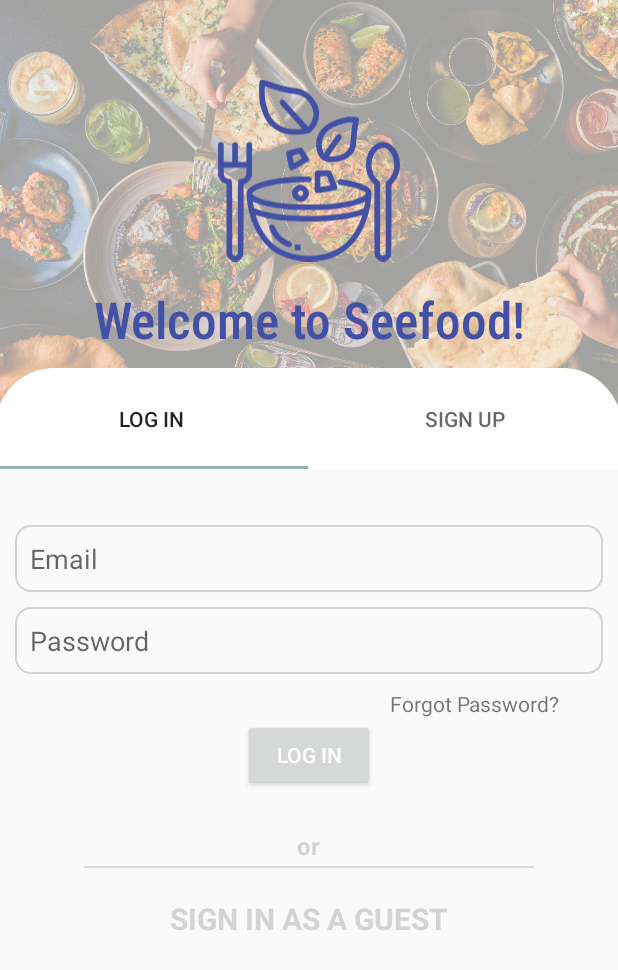
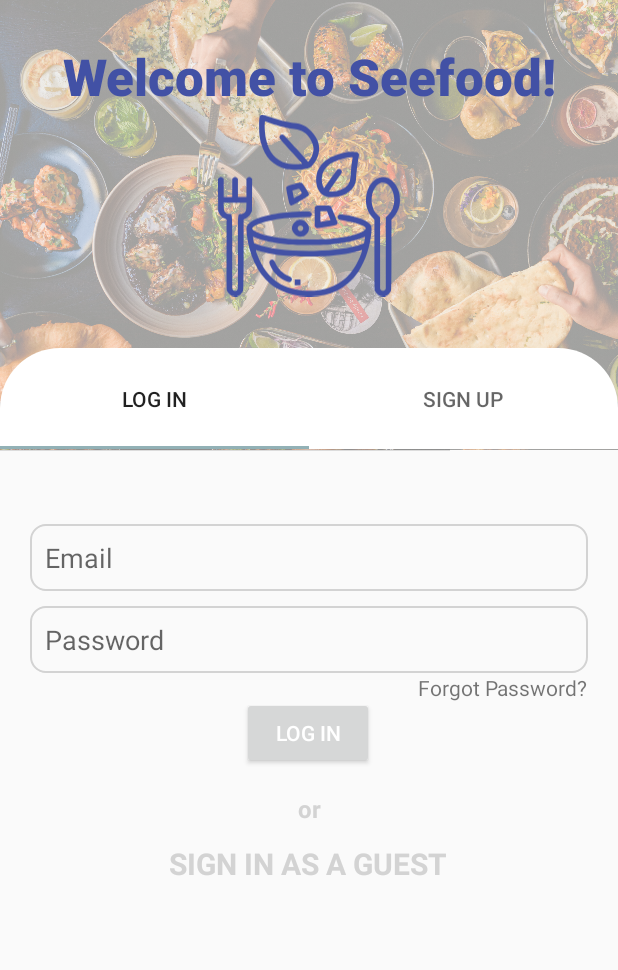
Before and after one commit to VinaGang/Seefood, an Android app: the screen it shows after launch (LoginActivity), on a phone screen of 412 x 824 dp. Shown: the top 970 px of the screen. Run offline under Robolectric (Android 15) with nearby library versions, the phone set to English and light mode, and no system bars; our stand-ins replace Firebase (no records; nobody signed in at launch, a user with empty details on screens opened directly); Roboto replaces fonts that are not available here.

Commit message:
Change orientation for login and signup

```diff
--- a/app/src/main/java/com/example/seefood/fragments/CameraFragment.java
+++ b/app/src/main/java/com/example/seefood/fragments/CameraFragment.java
@@ -182,6 +182,10 @@ public class CameraFragment extends Fragment {
     private File getPhotoFileUri(String fileName) {
 
         File mediaStorageDir = new File(getActivity().getExternalFilesDir(Environment.DIRECTORY_PICTURES), "SeeFood");
+
+        if (!mediaStorageDir.exists() && !mediaStorageDir.mkdirs()){
+            Log.d(TAG, "failed to create directory");
+        }
         File file = new File(mediaStorageDir.getPath() + File.separator + fileName);
         return file;
     }
--- a/app/src/main/res/layout/activity_login.xml
+++ b/app/src/main/res/layout/activity_login.xml
@@ -1,60 +1,47 @@
 <?xml version="1.0" encoding="utf-8"?>
-<RelativeLayout xmlns:android="http://schemas.android.com/apk/res/android"
+<androidx.constraintlayout.widget.ConstraintLayout xmlns:android="http://schemas.android.com/apk/res/android"
     xmlns:app="http://schemas.android.com/apk/res-auto"
     xmlns:tools="http://schemas.android.com/tools"
     android:layout_width="match_parent"
-    android:layout_height="match_parent"
-    tools:context=".statics.LoginActivity">
+    android:layout_height="match_parent">
 
     <ImageView
         android:id="@+id/ivBackground"
         android:layout_width="match_parent"
-        android:layout_height="312dp"
+        android:layout_height="300dp"
         android:alpha="0.4"
         android:scaleType="centerCrop"
-        app:srcCompat="@drawable/food_pic" />
-
-    <androidx.constraintlayout.widget.ConstraintLayout
-        android:layout_width="match_parent"
-        android:layout_height="wrap_content"
-        android:layout_marginTop="240dp">
+        app:srcCompat="@drawable/food_pic"
+        app:layout_constraintStart_toStartOf="parent"
+        app:layout_constraintEnd_toEndOf="parent"
+        app:layout_constraintTop_toTopOf="parent"/>
 
 
     <com.google.android.material.tabs.TabLayout
         android:id="@+id/tlTabs"
-            android:layout_width="418dp"
+        android:layout_width="match_parent"
         android:layout_height="67dp"
-            android:layout_margin="5dp"
-            android:layout_marginTop="16dp"
+        android:layout_marginTop="232dp"
         android:background="@drawable/login_bg"
-            app:layout_constraintBaseline_toBottomOf="parent"
         app:layout_constraintEnd_toEndOf="parent"
-            app:layout_constraintHorizontal_bias="0.571"
         app:layout_constraintStart_toStartOf="parent"
-            app:layout_constraintTop_toTopOf="parent"
-            app:tabGravity="fill"
-            app:tabIndicatorAnimationMode="elastic" />
+        app:layout_constraintTop_toTopOf="parent" />
 
     <androidx.viewpager2.widget.ViewPager2
         android:id="@+id/vpViewPage"
         android:layout_width="match_parent"
         android:layout_height="0dp"
-            android:layout_margin="10dp"
-            app:layout_constraintBaseline_toBottomOf="parent"
+        app:layout_constraintBottom_toBottomOf="parent"
         app:layout_constraintEnd_toEndOf="parent"
         app:layout_constraintStart_toStartOf="parent"
-            app:layout_constraintTop_toBottomOf="@+id/tlTabs"
-            app:layout_constraintTop_toTopOf="parent" />
-
-
-    </androidx.constraintlayout.widget.ConstraintLayout>
+        app:layout_constraintTop_toBottomOf="@+id/tlTabs" />
 
     <TextView
         android:id="@+id/tvWelcome"
         android:layout_width="match_parent"
         android:layout_height="wrap_content"
-        android:layout_marginTop="190dp"
-        android:fontFamily="sans-serif-condensed-light"
+        android:layout_marginTop="28dp"
+        android:fontFamily="sans-serif-medium"
         android:text="Welcome to Seefood!"
         android:textAlignment="center"
         android:textAllCaps="false"
@@ -62,15 +49,21 @@
         android:textColor="#4251A5"
         android:textSize="34sp"
         android:textStyle="bold"
-        android:typeface="monospace" />
+        android:typeface="normal"
+        app:layout_constraintEnd_toEndOf="parent"
+        app:layout_constraintHorizontal_bias="0.0"
+        app:layout_constraintStart_toStartOf="parent"
+        app:layout_constraintTop_toTopOf="parent" />
 
     <ImageView
         android:id="@+id/ivfoodIcon"
         android:layout_width="121dp"
         android:layout_height="127dp"
         android:layout_centerHorizontal="true"
-        android:layout_marginTop="50dp"
+        app:layout_constraintEnd_toEndOf="parent"
+        app:layout_constraintStart_toStartOf="parent"
+        app:layout_constraintTop_toBottomOf="@+id/tvWelcome"
         app:srcCompat="@drawable/ic_eco_food" />
 
 
-</RelativeLayout>
+</androidx.constraintlayout.widget.ConstraintLayout>
--- a/app/src/main/res/layout/login_tab_fragment.xml
+++ b/app/src/main/res/layout/login_tab_fragment.xml
@@ -1,20 +1,30 @@
 <?xml version="1.0" encoding="utf-8"?>
-<RelativeLayout xmlns:android="http://schemas.android.com/apk/res/android"
+
+<ScrollView xmlns:android="http://schemas.android.com/apk/res/android"
+    xmlns:tools="http://schemas.android.com/tools"
     android:layout_width="match_parent"
-    android:layout_height="match_parent"
-    android:layout_marginStart="20dp"
-    android:layout_marginEnd="20dp">
+    android:layout_height="wrap_content"
+    xmlns:app="http://schemas.android.com/apk/res-auto">
+
+    <androidx.constraintlayout.widget.ConstraintLayout
+        android:layout_width="match_parent"
+        android:layout_height="wrap_content">
 
         <EditText
             android:id="@+id/etuserEmail"
             android:layout_width="match_parent"
             android:layout_height="wrap_content"
-        android:layout_marginTop="100dp"
+            android:layout_marginStart="20dp"
+            android:layout_marginTop="50dp"
+            android:layout_marginEnd="20dp"
             android:background="@drawable/box"
             android:ems="10"
             android:hint="Email"
-        android:inputType="textPersonName"
-        android:padding="10dp" />
+            android:inputType="textEmailAddress"
+            android:padding="10dp"
+            app:layout_constraintEnd_toEndOf="parent"
+            app:layout_constraintStart_toStartOf="parent"
+            app:layout_constraintTop_toTopOf="parent" />
 
         <EditText
             android:id="@+id/etPassword"
@@ -25,16 +35,22 @@
             android:background="@drawable/box"
             android:hint="Password"
             android:inputType="textPassword"
-        android:padding="10dp" />
+            android:padding="10dp"
+            android:layout_marginStart="20dp"
+            android:layout_marginEnd="20dp"
+            app:layout_constraintEnd_toEndOf="parent"
+            app:layout_constraintStart_toStartOf="parent"
+            app:layout_constraintTop_toBottomOf="@+id/etuserEmail" />
 
         <TextView
             android:id="@+id/tvForgot"
             android:layout_width="wrap_content"
             android:layout_height="wrap_content"
             android:layout_below="@+id/etPassword"
-        android:layout_marginStart="250dp"
-        android:layout_marginTop="10dp"
-        android:text="Forgot Password?" />
+            android:layout_marginEnd="20dp"
+            android:text="Forgot Password?"
+            app:layout_constraintEnd_toEndOf="parent"
+            app:layout_constraintTop_toBottomOf="@+id/etPassword" />
 
         <Button
             android:id="@+id/btnLogin"
@@ -42,9 +58,13 @@
             android:layout_height="wrap_content"
             android:layout_below="@+id/etPassword"
             android:layout_centerHorizontal="true"
-        android:layout_marginTop="30dp"
+            android:layout_marginTop="16dp"
             android:text="Log in"
-        android:textColor="#FFFFFF" />
+            android:textColor="#FFFFFF"
+            app:layout_constraintEnd_toEndOf="parent"
+            app:layout_constraintHorizontal_bias="0.498"
+            app:layout_constraintStart_toStartOf="parent"
+            app:layout_constraintTop_toBottomOf="@+id/etPassword" />
 
         <View
             android:id="@+id/divider"
@@ -60,23 +80,30 @@
             android:layout_width="wrap_content"
             android:layout_height="wrap_content"
             android:layout_below="@+id/btnLogin"
-        android:layout_centerHorizontal="true"
-        android:layout_marginTop="25dp"
+            android:layout_marginTop="15dp"
             android:text="or"
             android:textColor="#D3D3D3"
             android:textSize="16sp"
-        android:textStyle="bold" />
+            android:textStyle="bold"
+            app:layout_constraintEnd_toEndOf="parent"
+            app:layout_constraintStart_toStartOf="parent"
+            app:layout_constraintTop_toBottomOf="@+id/btnLogin" />
 
         <TextView
             android:id="@+id/tvGuest"
             android:layout_width="wrap_content"
             android:layout_height="wrap_content"
             android:layout_below="@+id/divider"
-        android:layout_centerHorizontal="true"
-        android:layout_marginTop="20dp"
+            android:layout_centerHorizontal="false"
+            android:layout_marginTop="12dp"
             android:text="Sign in as a guest"
             android:textAllCaps="true"
             android:textColor="#D3D3D3"
             android:textSize="20sp"
-        android:textStyle="bold" />
-</RelativeLayout>
+            android:textStyle="bold"
+            app:layout_constraintEnd_toEndOf="parent"
+            app:layout_constraintHorizontal_bias="0.497"
+            app:layout_constraintStart_toStartOf="parent"
+            app:layout_constraintTop_toBottomOf="@+id/tvOr" />
+    </androidx.constraintlayout.widget.ConstraintLayout>
+</ScrollView>
--- a/app/src/main/res/layout/signup_tab_fragment.xml
+++ b/app/src/main/res/layout/signup_tab_fragment.xml
@@ -3,27 +3,30 @@
     xmlns:app="http://schemas.android.com/apk/res-auto"
     xmlns:tools="http://schemas.android.com/tools"
     android:layout_width="match_parent"
-    android:layout_height="match_parent"
-    android:layout_marginStart="20dp"
-    android:layout_marginEnd="20dp">
+    android:layout_height="match_parent">
 
     <EditText
         android:id="@+id/etEmail"
         android:layout_width="match_parent"
         android:layout_height="wrap_content"
-        android:layout_marginTop="80dp"
+        android:layout_marginStart="20dp"
+        android:layout_marginTop="50dp"
+        android:layout_marginEnd="20dp"
         android:background="@drawable/box"
         android:ems="10"
         android:hint="Enter your email"
         android:inputType="textPersonName"
         android:padding="10dp"
-        app:layout_constraintTop_toTopOf="parent"
-        tools:layout_editor_absoluteX="0dp" />
+        app:layout_constraintEnd_toEndOf="parent"
+        app:layout_constraintStart_toStartOf="parent"
+        app:layout_constraintTop_toTopOf="parent" />
 
     <EditText
         android:id="@+id/etNewUsername"
         android:layout_width="match_parent"
         android:layout_height="wrap_content"
+        android:layout_marginStart="20dp"
+        android:layout_marginEnd="20dp"
         android:layout_below="@+id/etEmail"
         android:layout_marginTop="10dp"
         android:background="@drawable/box"
@@ -31,6 +34,7 @@
         android:hint="Enter a username"
         android:inputType="textPersonName"
         android:padding="10dp"
+        app:layout_constraintEnd_toEndOf="parent"
         app:layout_constraintStart_toStartOf="parent"
         app:layout_constraintTop_toBottomOf="@+id/etEmail" />
 
@@ -38,27 +42,33 @@
         android:id="@+id/etNewPassword"
         android:layout_width="match_parent"
         android:layout_height="wrap_content"
+        android:layout_marginStart="20dp"
+        android:layout_marginEnd="20dp"
         android:layout_below="@+id/etNewUsername"
         android:layout_marginTop="10dp"
         android:background="@drawable/box"
         android:hint="Password"
         android:inputType="textPassword"
         android:padding="10dp"
-        app:layout_constraintTop_toBottomOf="@+id/etNewUsername"
-        tools:layout_editor_absoluteX="109dp" />
+        app:layout_constraintEnd_toEndOf="parent"
+        app:layout_constraintStart_toStartOf="parent"
+        app:layout_constraintTop_toBottomOf="@+id/etNewUsername" />
 
     <EditText
         android:id="@+id/etConfirmPassword"
         android:layout_width="match_parent"
         android:layout_height="wrap_content"
+        android:layout_marginStart="20dp"
+        android:layout_marginEnd="20dp"
         android:layout_below="@+id/etNewPassword"
         android:layout_marginTop="10dp"
         android:background="@drawable/box"
         android:hint="Confirm Password"
         android:inputType="textPassword"
         android:padding="10dp"
-        app:layout_constraintTop_toBottomOf="@+id/etNewPassword"
-        tools:layout_editor_absoluteX="-30dp" />
+        app:layout_constraintEnd_toEndOf="parent"
+        app:layout_constraintStart_toStartOf="parent"
+        app:layout_constraintTop_toBottomOf="@+id/etNewPassword" />
 
     <Button
         android:id="@+id/btnSignup"
```
Also changed, not shown: app/src/main/AndroidManifest.xml (+7 -1 lines). Lines whose indentation alone changed are shown as unchanged.
